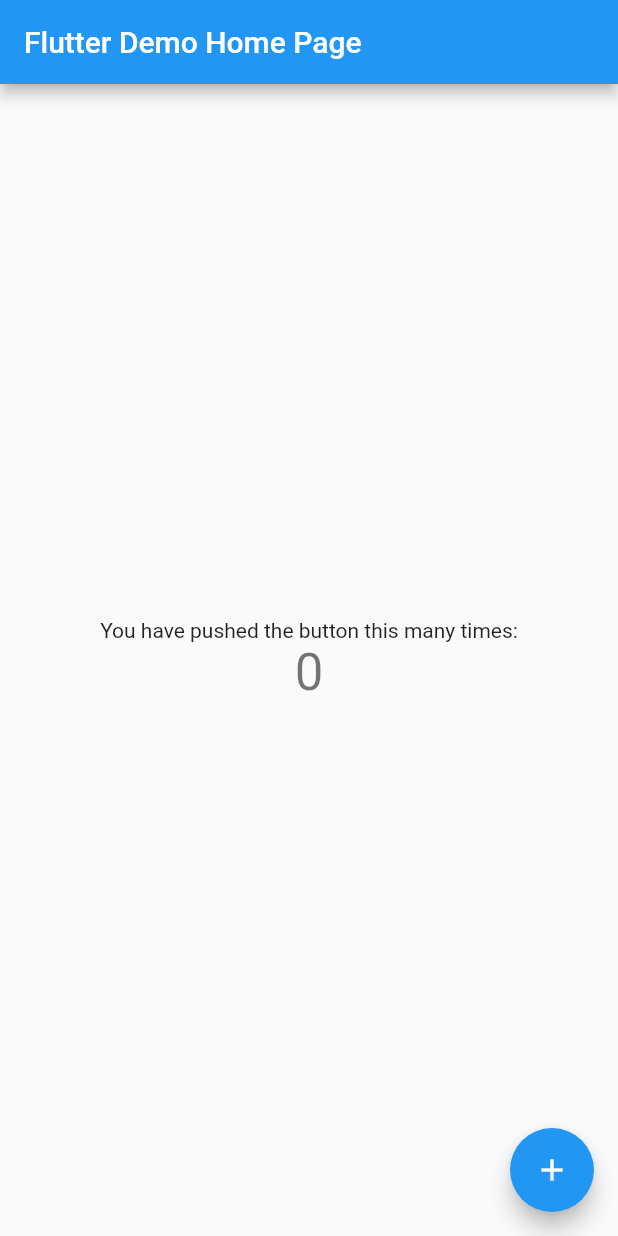
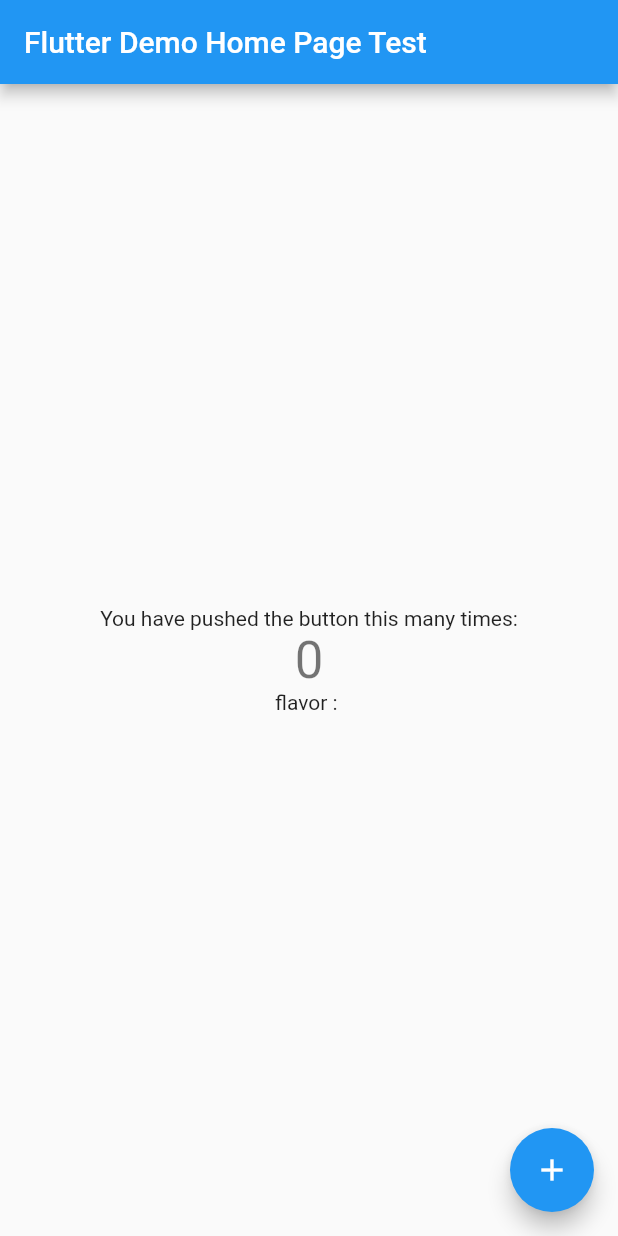
Before and after one commit to sakamototkza/flutter-sample, a Flutter app: the screen it shows after launch, on a phone screen of 412 x 824 dp. Run offline on Flutter 3.47's test engine with Material 2 defaults, Android fonts, the phone set to English and light mode, and no system bars.

Commit message:
unit_test add

```diff
--- a/my_app/lib/main.dart
+++ b/my_app/lib/main.dart
@@ -4,6 +4,7 @@ void main() {
   runApp(const MyApp());
 }
 
+const flavor = String.fromEnvironment('FLAVOR');
 class MyApp extends StatelessWidget {
   const MyApp({super.key});
 
@@ -24,7 +25,7 @@ class MyApp extends StatelessWidget {
         // is not restarted.
         primarySwatch: Colors.blue,
       ),
-      home: const MyHomePage(title: 'Flutter Demo Home Page'),
+      home: const MyHomePage(title: 'Flutter Demo Home Page Test'),
     );
   }
 }
@@ -102,6 +103,9 @@ class _MyHomePageState extends State<MyHomePage> {
               '$_counter',
               style: Theme.of(context).textTheme.headline4,
             ),
+            Text(
+              'flavor : $flavor',
+            ),
           ],
         ),
       ),
```
Also changed, not shown: 1 other file.
